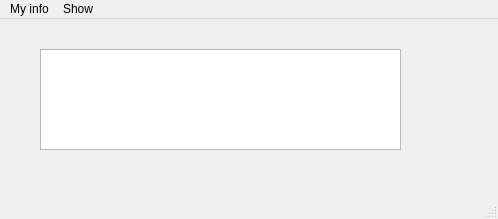
The window that Homework6_2/mainwindow.ui (igorab/GIT_QT) describes before a commit, drawn with Qt 5.
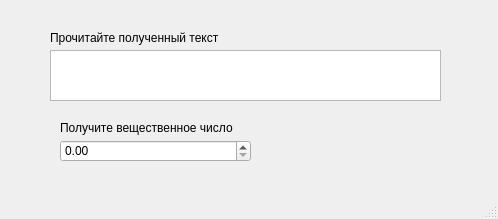
The same window after the commit.

```diff
--- a/Homework6_2/mainwindow.ui
+++ b/Homework6_2/mainwindow.ui
@@ -17,37 +17,51 @@
    <widget class="QTextBrowser" name="textBrowser">
     <property name="geometry">
      <rect>
-      <x>40</x>
+      <x>50</x>
+      <y>50</y>
+      <width>391</width>
+      <height>51</height>
+     </rect>
+    </property>
+   </widget>
+   <widget class="QLabel" name="label">
+    <property name="geometry">
+     <rect>
+      <x>50</x>
       <y>30</y>
-      <width>361</width>
-      <height>101</height>
+      <width>321</width>
+      <height>16</height>
+     </rect>
+    </property>
+    <property name="text">
+     <string>Прочитайте полученный текст</string>
+    </property>
+   </widget>
+   <widget class="QLabel" name="label_2">
+    <property name="geometry">
+     <rect>
+      <x>60</x>
+      <y>120</y>
+      <width>241</width>
+      <height>16</height>
+     </rect>
+    </property>
+    <property name="text">
+     <string>Получите вещественное число</string>
+    </property>
+   </widget>
+   <widget class="QDoubleSpinBox" name="doubleSpinBox">
+    <property name="geometry">
+     <rect>
+      <x>60</x>
+      <y>140</y>
+      <width>191</width>
+      <height>22</height>
      </rect>
     </property>
    </widget>
   </widget>
   <widget class="QStatusBar" name="statusbar"/>
-  <widget class="QMenuBar" name="menubar">
-   <property name="geometry">
-    <rect>
-     <x>0</x>
-     <y>0</y>
-     <width>498</width>
-     <height>21</height>
-    </rect>
-   </property>
-   <widget class="QMenu" name="menuMy_info">
-    <property name="title">
-     <string>My info</string>
-    </property>
-   </widget>
-   <widget class="QMenu" name="menuShow">
-    <property name="title">
-     <string>Show</string>
-    </property>
-   </widget>
-   <addaction name="menuMy_info"/>
-   <addaction name="menuShow"/>
-  </widget>
  </widget>
  <resources/>
  <connections/>
```
